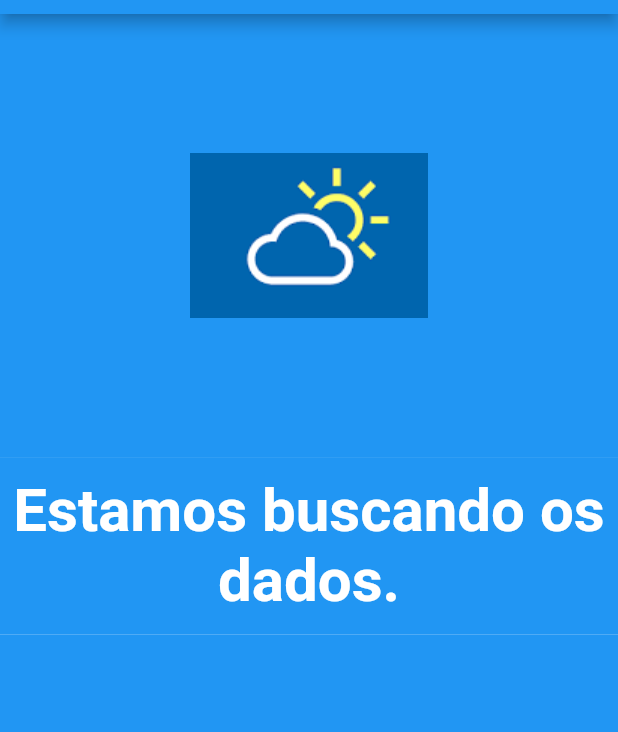
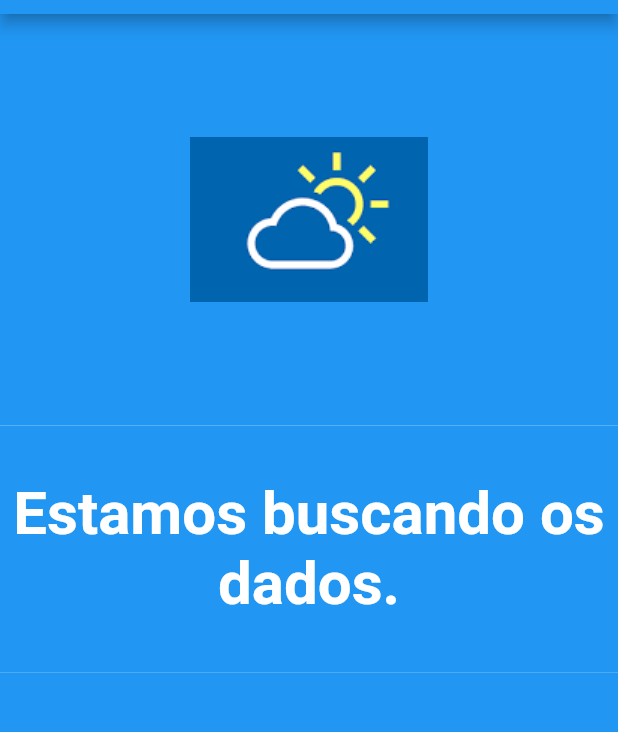
Before and after one commit to antunesluiz/clima-flutter, a Flutter app: the screen it shows after launch, on a phone screen of 412 x 824 dp, the part 70-802 px from its top. Run offline on Flutter 3.47's test engine with Material 2 defaults, Android fonts, the phone set to English and light mode, and no system bars; network calls fail.

Commit message:
tratamento erro

```diff
--- a/lib/main.dart
+++ b/lib/main.dart
@@ -54,6 +54,7 @@ class _MyHomePageState extends State<MyHomePage> {
     Map clima = json.decode(response.body);
 
     setState(() {
+      if (!clima["error"]) {
         this._clima.temperatura = clima["results"]["temp"];
         this._clima.cidade = clima["results"]["city"];
         this._clima.descricao = clima["results"]["description"];
@@ -62,6 +63,9 @@ class _MyHomePageState extends State<MyHomePage> {
         this._clima.porSol = clima["results"]["sunset"];
 
         _isNotNull = true;
+      } else {
+        _isNotNull = false;
+      }
     });
   }
 
@@ -90,7 +94,7 @@ class _MyHomePageState extends State<MyHomePage> {
             ),
           ),
           Expanded(
-            flex: 2,
+            flex: _isNotNull ? 2 : 3,
             child: _isNotNull ?
               Container(
                 padding: EdgeInsets.all(8),
```
Lines whose indentation alone changed are shown as unchanged.
